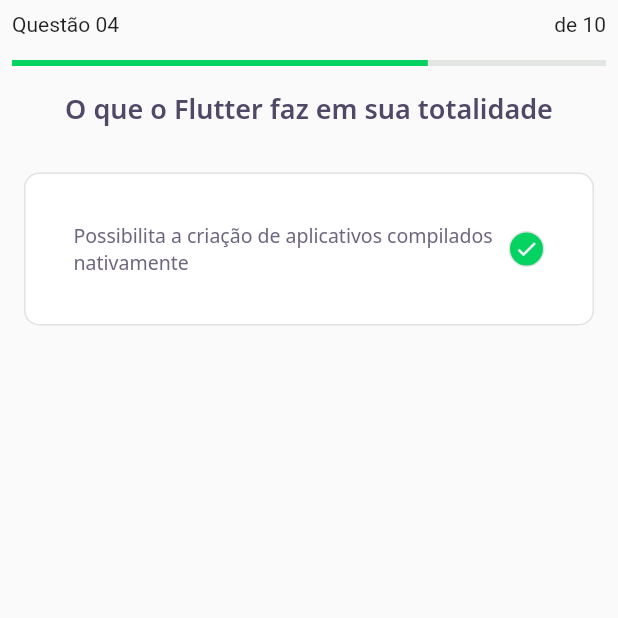
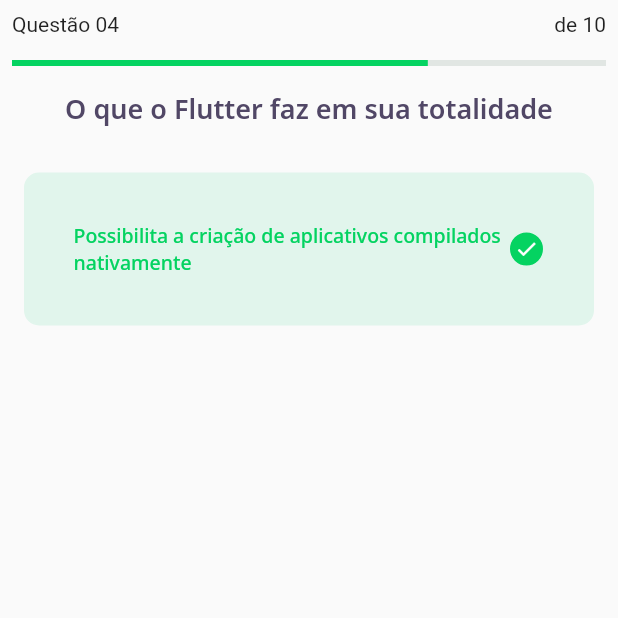
Before and after one commit to wstagf/NLW5-Flutter, a Flutter app: the screen it shows after launch, on a phone screen of 412 x 824 dp, the top half of it. Run offline on Flutter 3.47's test engine with Material 2 defaults, Android fonts, the phone set to English and light mode, and no system bars; our stand-ins replace google_fonts.

Commit message:
criado todos os estados de estilos  no card das respostas

```diff
--- a/lib/challenge/widget/awnser/awnser_widget.dart
+++ b/lib/challenge/widget/awnser/awnser_widget.dart
@@ -4,25 +4,43 @@ import 'package:flutter/material.dart';
 
 class AwnserWidget extends StatelessWidget {
   final String title;
-  final bool isRigth;
+  final bool isRight;
   final bool isSelected;
 
   const AwnserWidget(
       {Key key,
       @required this.title,
-      this.isRigth = false,
+      this.isRight = false,
       this.isSelected = false})
       : super(key: key);
+
+  Color get _selectedColorRight =>
+      isRight ? AppColors.darkGreen : AppColors.darkRed;
+
+  Color get _selectedBorderRight =>
+      isRight ? AppColors.lightGreen : AppColors.lightRed;
+
+  Color get _selectedColorCardRight =>
+      isRight ? AppColors.lightGreen : AppColors.lightRed;
+
+  Color get _selectedBorderCardRight =>
+      isRight ? AppColors.green : AppColors.red;
+
+  TextStyle get _selectedTextStyleRight =>
+      isRight ? AppTextStyles.bodyDarkGreen : AppTextStyles.bodyDarkRed;
+
+  IconData get _selectedIconRight => isRight ? Icons.check : Icons.close;
 
   @override
   Widget build(BuildContext context) {
     return Container(
       padding: EdgeInsets.all(16),
       decoration: BoxDecoration(
-        color: AppColors.white,
+        color: isSelected ? _selectedColorCardRight : AppColors.white,
         borderRadius: BorderRadius.circular(10),
         border: Border.fromBorderSide(
-          BorderSide(color: AppColors.border),
+          BorderSide(
+              color: isSelected ? _selectedColorCardRight : AppColors.border),
         ),
       ),
       child: Padding(
@@ -33,24 +51,30 @@ class AwnserWidget extends StatelessWidget {
             Expanded(
               child: Text(
                 title,
-                style: AppTextStyles.body,
+                style:
+                    isSelected ? _selectedTextStyleRight : AppTextStyles.body,
               ),
             ),
             Container(
               width: 24,
               height: 24,
               decoration: BoxDecoration(
-                color: AppColors.darkGreen,
+                color: isSelected ? _selectedColorRight : AppColors.border,
                 borderRadius: BorderRadius.circular(24),
                 border: Border.fromBorderSide(
-                  BorderSide(color: AppColors.border),
+                  BorderSide(
+                      color: isSelected
+                          ? _selectedColorCardRight
+                          : AppColors.border),
                 ),
               ),
-              child: Icon(
-                Icons.check,
-                color: AppColors.white,
-                size: 16,
-              ),
+              child: isSelected
+                  ? Icon(
+                      _selectedIconRight,
+                      color: AppColors.white,
+                      size: 16,
+                    )
+                  : null,
             )
           ],
         ),
--- a/lib/challenge/widget/quiz_widget/quiz_widget.dart
+++ b/lib/challenge/widget/quiz_widget/quiz_widget.dart
@@ -24,6 +24,8 @@ class QuizWidget extends StatelessWidget {
             child: AwnserWidget(
               title:
                   "Possibilita a criação de aplicativos compilados nativamente",
+              isRight: true,
+              isSelected: true,
             ),
           )
         ],
```
